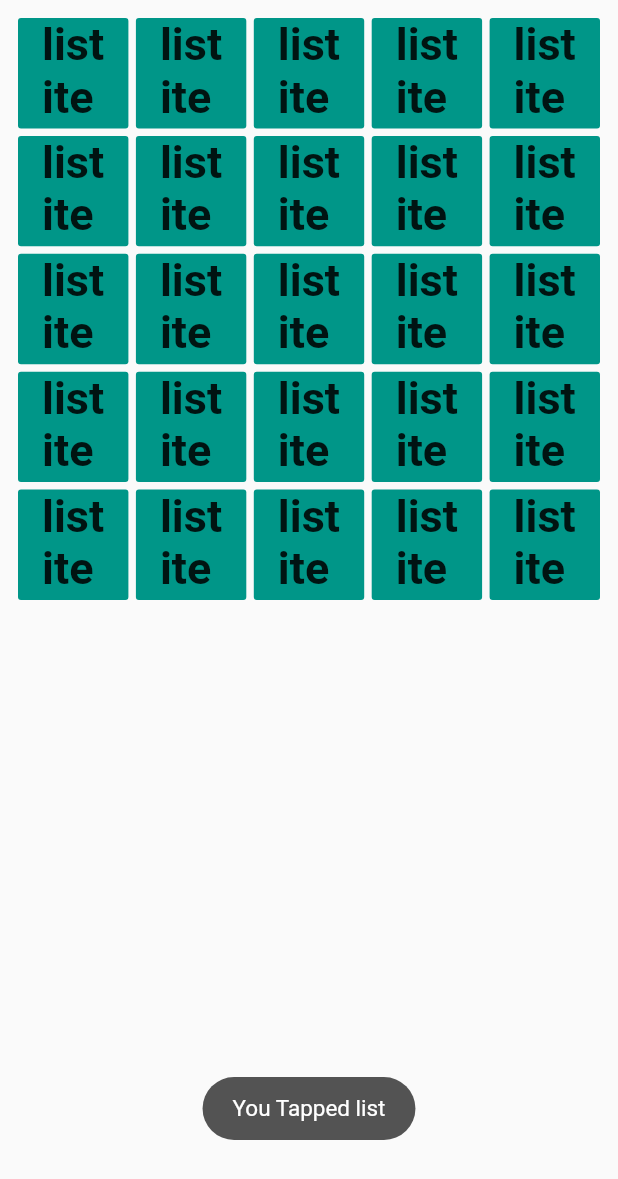
After one commit to Kusum-219/BeautySaloon, a Flutter app: the gridview screen opened directly, after a tap on "list item", on a phone screen of 412 x 824 dp. The commit adds this screen. Shown: the top 1179 px of the screen. Run offline on Flutter 3.47's test engine with Material 2 defaults, Android fonts, the light colour scheme and no system bars; our stand-ins replace google_fonts, toast.

Commit message:
Second commit changes done in ist page font size of text

```diff
--- a/lib/main.dart
+++ b/lib/main.dart
@@ -1,4 +1,5 @@
 import 'package:flutter/material.dart';
+import 'package:flutter_app_assignment/pages/Dashboard.dart';
 import 'package:flutter_app_assignment/pages/Loginpage.dart';
 import 'package:google_fonts/google_fonts.dart';
 import 'package:toast/toast.dart';
--- /dev/null
+++ b/lib/pages/Dashboard.dart
@@ -0,0 +1,40 @@
+import 'package:flutter/material.dart';
+import 'package:flutter/widgets.dart';
+import 'package:google_fonts/google_fonts.dart';
+import 'package:toast/toast.dart';
+
+class gridview extends StatefulWidget {
+  @override
+  _gridviewState createState() => _gridviewState();
+}
+
+class _gridviewState extends State<gridview> {
+  @override
+  Widget build(BuildContext context) {
+    return Scaffold(
+      body: GridView.count(crossAxisCount:  5,
+          crossAxisSpacing: 5,
+          mainAxisSpacing: 5,
+          padding: EdgeInsets.all(12),
+          children:List.generate(25, (index) {
+            return FlatButton(onPressed: (){
+              Toast.show("You Tapped list", context);
+            },
+              child:Center(
+                child: Text(
+                    "list item ",
+
+                    style:GoogleFonts.lovedByTheKing(
+                        fontSize: 30,
+                        fontWeight:FontWeight.bold
+                    )
+                ),
+
+              ),
+              color: Colors.teal,
+            );
+          })
+      ),
+    );
+  }
+}
```
Also changed, not shown: assets/images/24-240629_black-hair-clipart-beauty-parlour-beauty-salon-png.png (deleted), assets/images/background image.jpg (deleted), assets/images/background log in image.jpg (deleted), assets/images/background-hairdresser log in.jpg (deleted), assets/images/hair-saloon-logo-with-a-brush.jpg (deleted), 1 other file.
